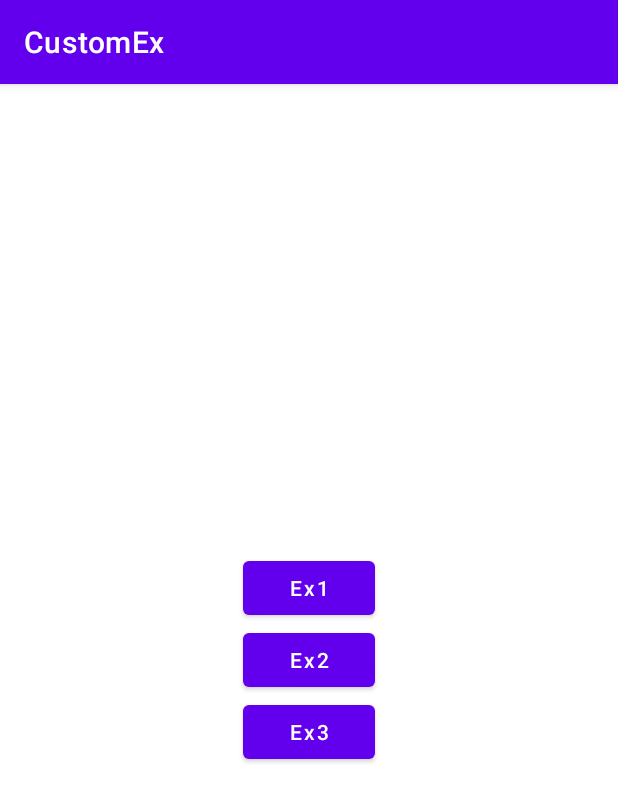
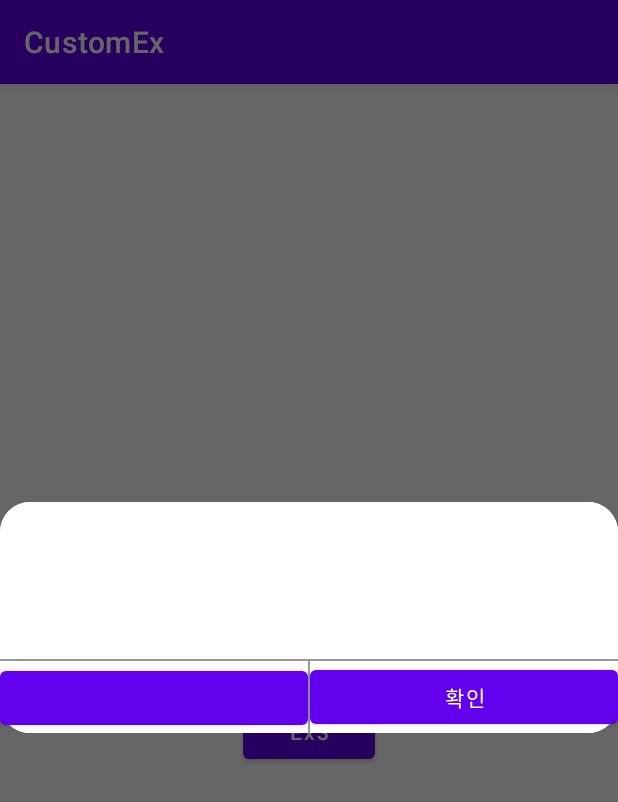
Before and after one commit to HYUNJUNEPARK/AlertDialogEx, an Android app: the screen it shows after launch (MainActivity), after a tap on "Ex2", on a phone screen of 412 x 824 dp. Shown: the top 802 px of the screen. Run offline under Robolectric (Android 15) with nearby library versions, the phone set to English and light mode, and no system bars; our stand-ins replace data binding; Roboto replaces fonts that are not available here.

Commit message:
tmp: ex02 정상 동작

```diff
--- a/app/src/main/java/com/study/customex/MainActivity.kt
+++ b/app/src/main/java/com/study/customex/MainActivity.kt
@@ -29,11 +29,13 @@ class MainActivity : AppCompatActivity() {
 
     //Ex2
     fun onEx2() {
-//        MyCustomDialog(
-//            this,
-//            "teststest",
-//            "확인"
-//        ) {/*확인 버튼 클릭 시 실행*/}.showEx2Dialog()
+        MyCustomDialog(
+            this,
+            "teststest",
+            "확인",
+            positiveFun = ::testFun,
+            negativeFun = ::testFun
+        ).showEx2Dialog()
     }
 
     //Ex3
@@ -58,31 +60,4 @@ class MainActivity : AppCompatActivity() {
         Toast.makeText(this, "TOAST Button", Toast.LENGTH_SHORT).show()
         startActivity(intent)
     }
-
-
-
-//        Dialog(this).apply {
-//            setContentView(R.layout.dialog_ex_01)
-//            this.findViewById<TextView>(R.id.text_view_ex_01_title).text = "Ex1 AlertDialog"
-//            this.findViewById<TextView>(R.id.contentTextView).text = "Alert Contents"
-//
-//            this.findViewById<AppCompatButton>(R.id.btnNegative).apply {
-//                text = "N"
-//                setOnClickListener {
-//                    dismiss()
-//                }
-//            }
-//
-//            this.findViewById<AppCompatButton>(R.id.btnPositive).apply {
-//                text = "Y"
-//                setOnClickListener {
-//                    Toast.makeText(context, "positive button", Toast.LENGTH_SHORT).show()
-//                }
-//            }
-//            show()
-//        }
-
-
-
-
 }
--- a/app/src/main/java/com/study/customex/MyCustomDialog.kt
+++ b/app/src/main/java/com/study/customex/MyCustomDialog.kt
@@ -9,6 +9,7 @@ import android.view.View
 import android.widget.Button
 import android.widget.LinearLayout
 import android.widget.TextView
+import androidx.appcompat.widget.AppCompatButton
 import com.google.android.material.button.MaterialButton
 
 /**
@@ -70,37 +71,19 @@ class MyCustomDialog(
 
     private fun buildEx2View(context: Context): View {
         val inflater = LayoutInflater.from(context)
-        val view = inflater.inflate(R.layout.membership_custom_withyn_popup, null)
-        (view.findViewById(R.id.btn_no_custompopup_withyn) as TextView).text = positiveBtnContent
-        (view.findViewById(R.id.btn_yes_custompopup_withyn) as TextView).text = negativeBtnContent
+        val view = inflater.inflate(R.layout.dialog_ex_02, null)
+        (view.findViewById(R.id.ex_02_positive_btn) as TextView).text = positiveBtnContent
+        (view.findViewById(R.id.ex_02_negative_btn) as TextView).text = negativeBtnContent
 
-        //(view.findViewById(R.id.btn_no_custompopup_withyn) as TextView).setTextColor(colorNbtnText)
-        //(view.findViewById(R.id.btn_yes_custompopup_withyn) as TextView).setTextColor(colorYbtnText)
-        //<editor-fold desc="for temp. for 1차 스프린트.">
-
-//        if (Build.VERSION.SDK_INT >= Build.VERSION_CODES.O) {
-//            if (ybtnText == "탈퇴하기") {
-//                (view.findViewById(R.id.btn_yes_custompopup_withyn) as TextView).setTypeface(
-//                    activity.resources.getFont(R.font.pretendard_bold))
-//            }
-//            if (ybtnText == "본인 인증") {
-//                (view.findViewById(R.id.txt_content_custompopup_withyn) as TextView).text =
-//                    Html.fromHtml(activity.resources.getString(R.string.app_name))
-//                (view.findViewById(R.id.btn_yes_custompopup_withyn) as TextView).setTypeface(
-//                    activity.resources.getFont(R.font.pretendard_bold))
-//            } else {
-//                (view.findViewById(R.id.txt_content_custompopup_withyn) as TextView).text = content
-//            }
-//        }
-
-        (view.findViewById(R.id.btn_no_custompopup_withyn) as MaterialButton).setOnClickListener {
+        (view.findViewById(R.id.ex_02_positive_btn) as MaterialButton).setOnClickListener {
             dialog.dismiss()
+            positiveFun?.invoke()
             //parameterNFunction()
         }
-        //</editor-fold>
 
-        (view.findViewById(R.id.btn_yes_custompopup_withyn) as MaterialButton).setOnClickListener {
+        (view.findViewById(R.id.ex_02_negative_btn) as MaterialButton).setOnClickListener {
             dialog.dismiss()
+            negativeFun?.invoke()
             //negativeFun()
         }
         return view
--- a/app/src/main/res/layout/dialog_ex_01.xml
+++ b/app/src/main/res/layout/dialog_ex_01.xml
@@ -21,7 +21,7 @@
         android:layout_width="match_parent"
         android:layout_height="1dp"
         android:layout_marginTop="40dp"
-        android:background="@color/black" />
+        android:background="#999999" />
 
     <Button
         android:id="@+id/btn_confirm"
@@ -30,6 +30,6 @@
         android:textAllCaps="false"
         android:background="?android:selectableItemBackground"
         android:textColor="@color/black"
-        tools:text="btnConfirm" />
+        tools:text="확인 >" />
 
 </LinearLayout>
--- a/app/src/main/res/layout/dialog_ex_02.xml
+++ b/app/src/main/res/layout/dialog_ex_02.xml
@@ -1,7 +1,54 @@
 <?xml version="1.0" encoding="utf-8"?>
 <LinearLayout xmlns:android="http://schemas.android.com/apk/res/android"
-    android:orientation="vertical"
+    xmlns:tools="http://schemas.android.com/tools"
     android:layout_width="match_parent"
-    android:layout_height="match_parent">
+    android:layout_height="match_parent"
+    android:layout_marginStart="16dp"
+    android:layout_marginEnd="16dp"
+    android:orientation="vertical">
+
+    <TextView
+        android:id="@+id/ex_02_txt_content"
+        android:layout_width="match_parent"
+        android:layout_height="wrap_content"
+        android:layout_marginTop="40dp"
+        android:gravity="center"
+        android:textSize="18sp"
+        tools:text="txtContent" />
+
+    <View
+        android:layout_width="match_parent"
+        android:layout_height="1dp"
+        android:layout_marginTop="40dp"
+        android:background="#999999" />
+
+    <androidx.appcompat.widget.LinearLayoutCompat
+        android:layout_width="match_parent"
+        android:layout_height="wrap_content"
+        android:orientation="horizontal">
+
+        <com.google.android.material.button.MaterialButton
+            android:id="@+id/ex_02_negative_btn"
+            android:layout_width="wrap_content"
+            android:layout_height="wrap_content"
+            android:layout_weight="1"
+            android:textAllCaps="false"
+            tools:text="negativeBtn" />
+
+        <View
+            android:layout_width="1dp"
+            android:layout_height="match_parent"
+            android:background="#999999" />
+
+        <com.google.android.material.button.MaterialButton
+            android:id="@+id/ex_02_positive_btn"
+            android:layout_width="wrap_content"
+            android:layout_height="wrap_content"
+            android:layout_weight="1"
+            android:textAllCaps="false"
+            tools:text="positiveBtn" />
+
+    </androidx.appcompat.widget.LinearLayoutCompat>
+
 
 </LinearLayout>
```
